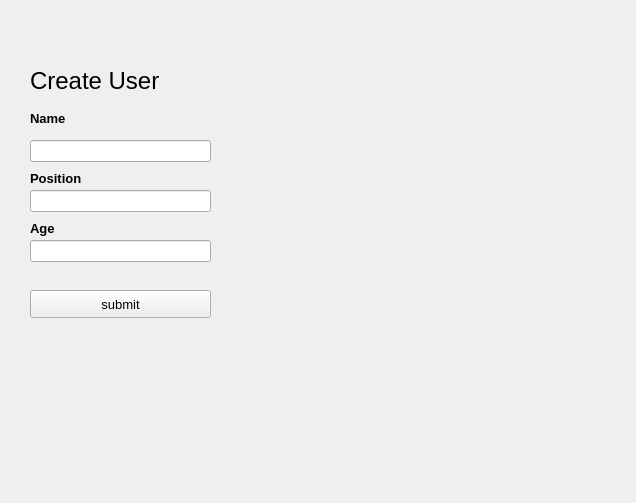
First picture: the form in Gallent/userwindow.ui, repository FANDIM-wolf/Gallenty, before the edit.
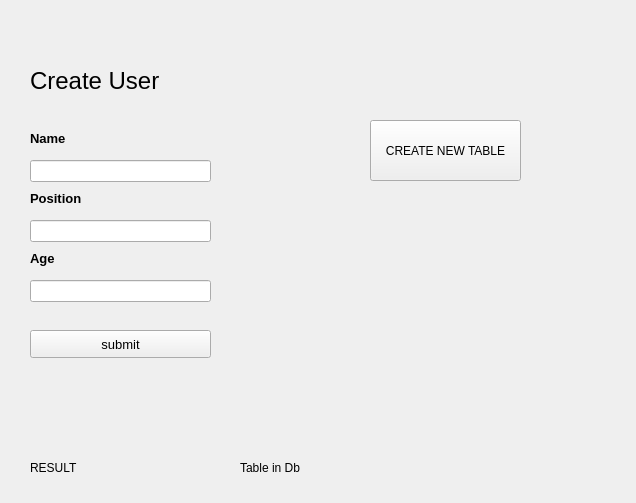
Second picture: the form after the edit.

Diff of the .ui file:
```diff
--- a/Gallent/userwindow.ui
+++ b/Gallent/userwindow.ui
@@ -36,7 +36,7 @@
    <property name="geometry">
     <rect>
      <x>30</x>
-     <y>140</y>
+     <y>160</y>
      <width>181</width>
      <height>22</height>
     </rect>
@@ -46,7 +46,7 @@
    <property name="geometry">
     <rect>
      <x>30</x>
-     <y>190</y>
+     <y>220</y>
      <width>181</width>
      <height>22</height>
     </rect>
@@ -56,7 +56,7 @@
    <property name="geometry">
     <rect>
      <x>30</x>
-     <y>240</y>
+     <y>280</y>
      <width>181</width>
      <height>22</height>
     </rect>
@@ -66,7 +66,7 @@
    <property name="geometry">
     <rect>
      <x>30</x>
-     <y>290</y>
+     <y>330</y>
      <width>181</width>
      <height>28</height>
     </rect>
@@ -85,7 +85,7 @@
    <property name="geometry">
     <rect>
      <x>30</x>
-     <y>110</y>
+     <y>130</y>
      <width>55</width>
      <height>16</height>
     </rect>
@@ -109,7 +109,7 @@
    <property name="geometry">
     <rect>
      <x>30</x>
-     <y>170</y>
+     <y>190</y>
      <width>71</width>
      <height>16</height>
     </rect>
@@ -133,7 +133,7 @@
    <property name="geometry">
     <rect>
      <x>30</x>
-     <y>220</y>
+     <y>250</y>
      <width>61</width>
      <height>16</height>
     </rect>
@@ -153,6 +153,45 @@
     <string>Age</string>
    </property>
   </widget>
+  <widget class="QLabel" name="label_5">
+   <property name="geometry">
+    <rect>
+     <x>30</x>
+     <y>460</y>
+     <width>171</width>
+     <height>16</height>
+    </rect>
+   </property>
+   <property name="text">
+    <string>RESULT</string>
+   </property>
+  </widget>
+  <widget class="QPushButton" name="pushButton_2">
+   <property name="geometry">
+    <rect>
+     <x>370</x>
+     <y>120</y>
+     <width>151</width>
+     <height>61</height>
+    </rect>
+   </property>
+   <property name="text">
+    <string>CREATE NEW TABLE</string>
+   </property>
+  </widget>
+  <widget class="QLabel" name="label_6">
+   <property name="geometry">
+    <rect>
+     <x>240</x>
+     <y>460</y>
+     <width>131</width>
+     <height>16</height>
+    </rect>
+   </property>
+   <property name="text">
+    <string>Table in Db</string>
+   </property>
+  </widget>
  </widget>
  <resources/>
  <connections/>
```
